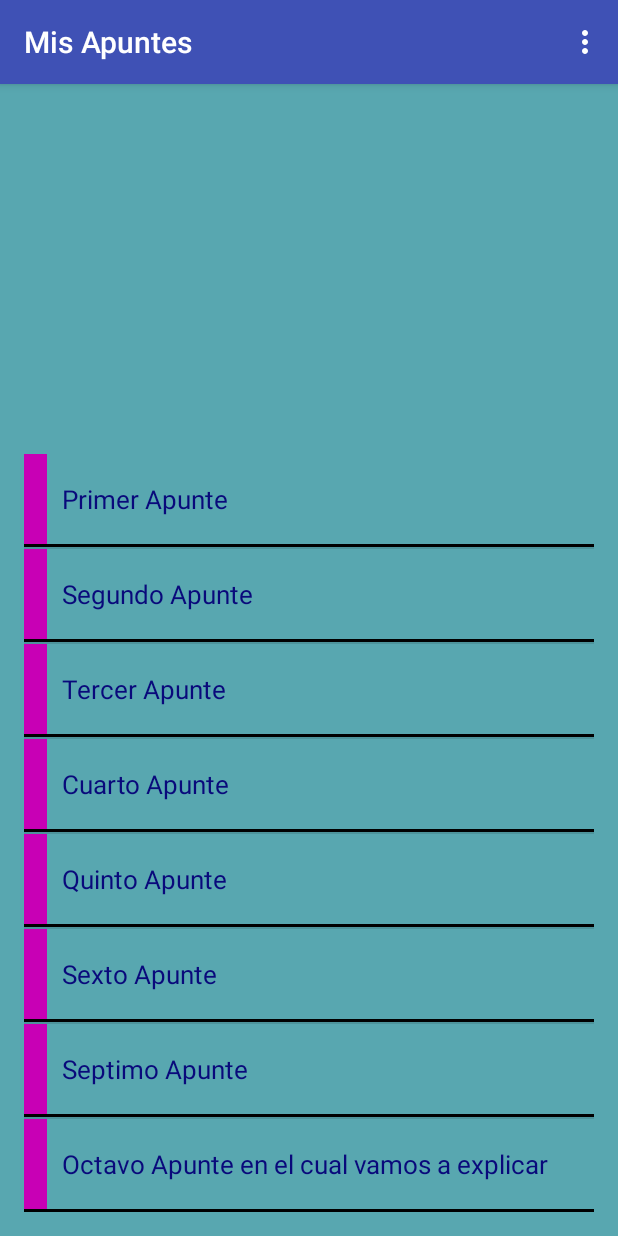
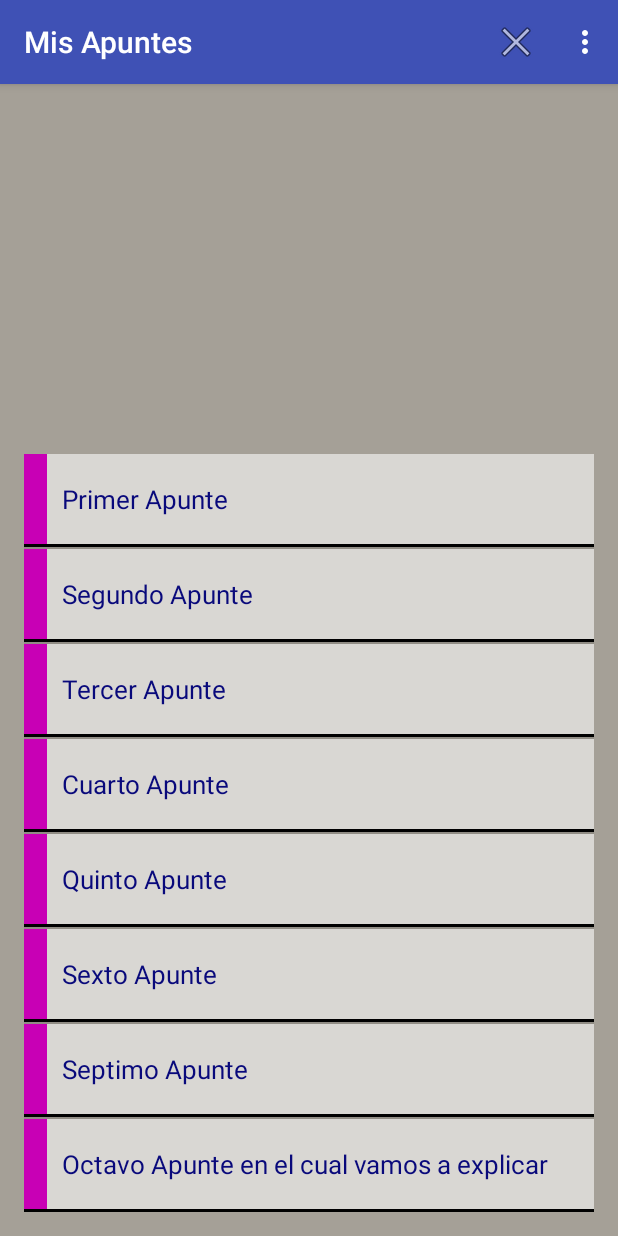
Before and after one commit to Diegobalay1/MisApuntes, an Android app: the screen it shows after launch (ApuntesActivity), on a phone screen of 412 x 824 dp. Run offline under Robolectric (Android 15) with nearby library versions, the phone set to English and light mode, and no system bars.

Commit message:
Añadidos nuevos Items de Nuevos Apuntes y Salir de la aplicación

```diff
--- a/app/src/main/res/layout/apuntes_row.xml
+++ b/app/src/main/res/layout/apuntes_row.xml
@@ -3,7 +3,7 @@
               android:layout_width="match_parent"
               android:layout_height="62dp"
               android:orientation="vertical"
-              android:background="@color/azul_claro">
+              android:background="@color/gris_claro">
 
     <LinearLayout
         android:orientation="horizontal"
@@ -25,7 +25,7 @@
             android:text="@string/apuntes_text"
             android:textSize="17sp"
             android:gravity="center_vertical"
-            android:background="@color/azul_claro"
+            android:background="@color/blanco_roto"
             android:padding="10dp"
             android:textColor="@color/azul_oscuro"
             android:ellipsize="end"
--- a/app/src/main/res/layout/content_apuntes.xml
+++ b/app/src/main/res/layout/content_apuntes.xml
@@ -5,7 +5,7 @@
     xmlns:tools="http://schemas.android.com/tools"
     android:layout_width="match_parent"
     android:layout_height="match_parent"
-    android:background="@color/azul_claro"
+    android:background="@color/gris_claro"
     android:paddingBottom="@dimen/activity_vertical_margin"
     android:paddingLeft="@dimen/activity_horizontal_margin"
     android:paddingRight="@dimen/activity_horizontal_margin"
@@ -15,9 +15,9 @@
     tools:showIn="@layout/activity_apuntes">
 
     <ListView
+        android:id="@+id/apuntes_list_view"
         android:layout_width="match_parent"
         android:layout_height="wrap_content"
-        android:id="@+id/apuntes_list_view"
         tools:listitem="@layout/apuntes_row"
         android:layout_alignParentBottom="true"
         android:layout_alignParentEnd="true"/>
--- a/app/src/main/res/menu/menu_apuntes.xml
+++ b/app/src/main/res/menu/menu_apuntes.xml
@@ -3,8 +3,16 @@
       xmlns:tools="http://schemas.android.com/tools"
       tools:context="es.diego3l.misapuntes.ApuntesActivity">
     <item
-        android:id="@+id/action_settings"
+        android:id="@+id/action_nuevo"
         android:orderInCategory="100"
-        android:title="@string/action_settings"
+        android:title="@string/nuevo_aviso"
         app:showAsAction="never"/>
+
+    <item
+        android:id="@+id/action_salir"
+        android:orderInCategory="1"
+        android:title="@string/salir_aviso"
+        android:icon="@android:drawable/ic_menu_close_clear_cancel"
+        app:showAsAction="always"/>
+
 </menu>
--- a/app/src/main/res/values/colors.xml
+++ b/app/src/main/res/values/colors.xml
@@ -6,4 +6,6 @@
     <color name="azul_claro">#58A7B0</color>
     <color name="rosa">#C800B5</color>
     <color name="azul_oscuro">#09097B</color>
+    <color name="gris_claro">#a5a097</color>
+    <color name="blanco_roto">#d9d7d3</color>
 </resources>
--- a/app/src/main/res/values/strings.xml
+++ b/app/src/main/res/values/strings.xml
@@ -2,4 +2,6 @@
     <string name="app_name">Mis Apuntes</string>
     <string name="action_settings">Settings</string>
     <string name="apuntes_text">Apuntes Text</string>
+    <string name="nuevo_aviso">nuevo Apunte</string>
+    <string name="salir_aviso">salir</string>
 </resources>
```
Also changed, not shown: app/src/main/java/es/diego3l/misapuntes/ApuntesActivity.java (+14 -8 lines).
